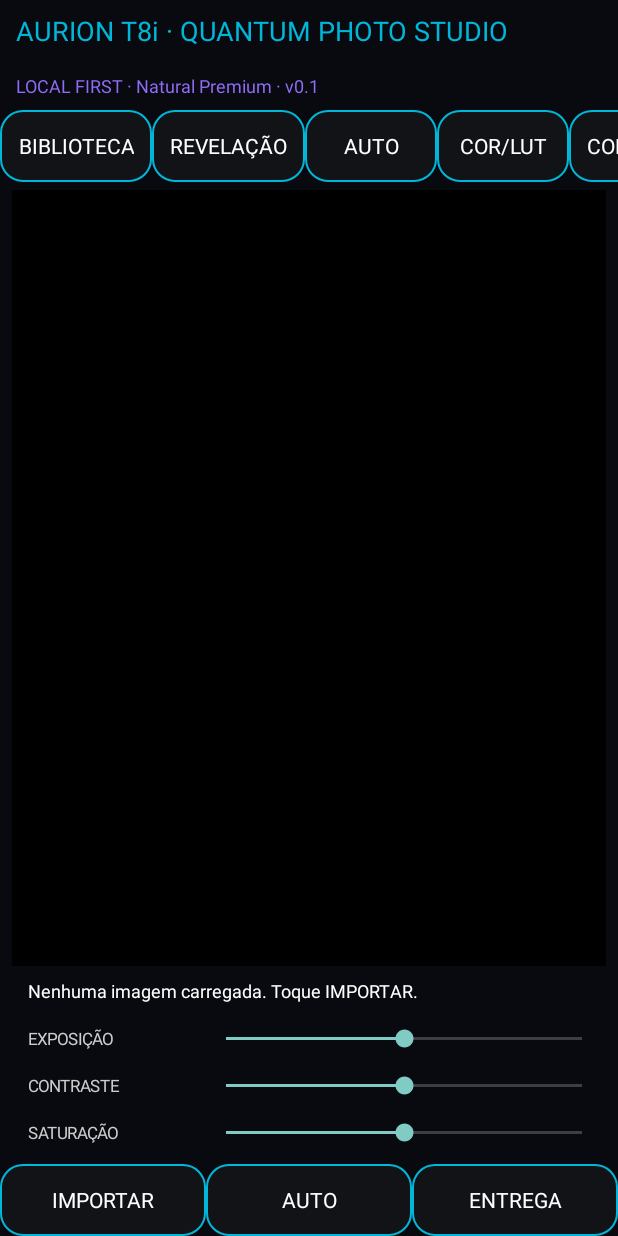
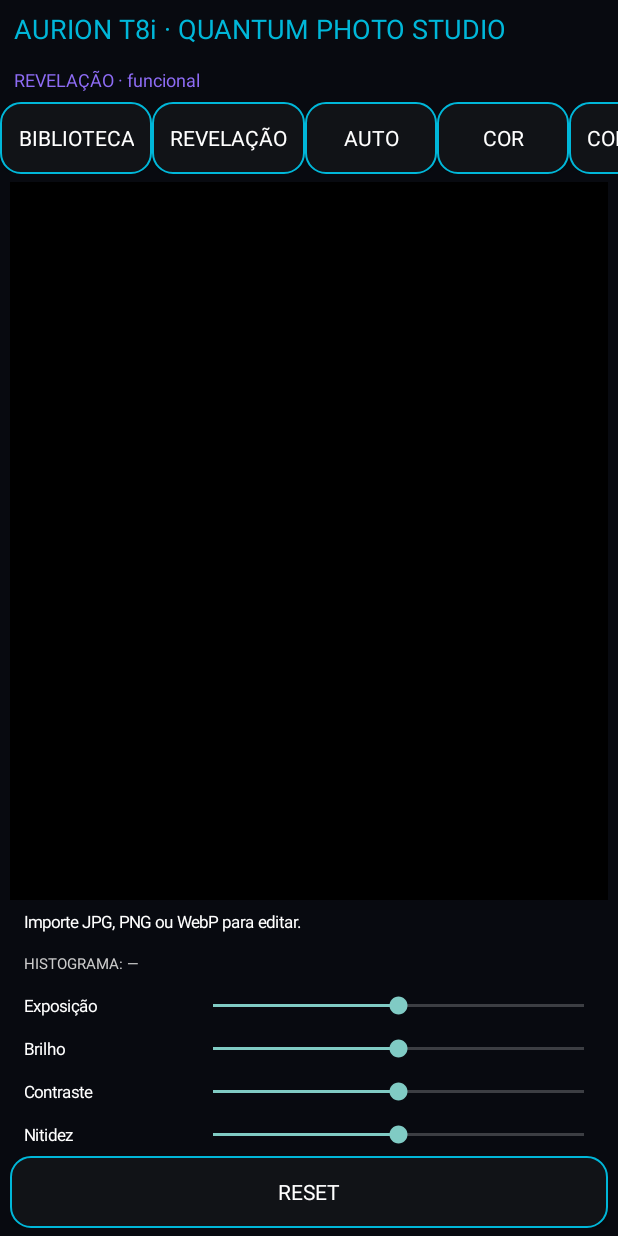
Before and after one commit to cleitongoy-debug/AURION-ONE, an Android app: the screen it shows after launch (MainActivity), on a phone screen of 412 x 824 dp. Run offline under Robolectric (Android 15) with nearby library versions, the light colour scheme and no system bars.

Commit message:
AURION T8i v0.3: functional editor, histogram, auto and converter

```diff
--- a/aurion-t8i-android/app/src/main/java/com/digitalpen/auriont8i/MainActivity.java
+++ b/aurion-t8i-android/app/src/main/java/com/digitalpen/auriont8i/MainActivity.java
@@ -1,41 +1,42 @@
 package com.digitalpen.auriont8i;
 
-import android.app.*; import android.os.*; import android.content.*; import android.graphics.*; import android.graphics.drawable.*; import android.net.Uri; import android.provider.OpenableColumns; import android.database.Cursor; import android.view.*; import android.widget.*; import java.io.*; import java.util.*;
+import android.app.*;import android.os.*;import android.content.*;import android.graphics.*;import android.graphics.drawable.*;import android.net.Uri;import android.provider.OpenableColumns;import android.database.Cursor;import android.view.*;import android.widget.*;import java.io.*;import java.util.*;
 
-public class MainActivity extends Activity {
- LinearLayout root, body, controls; ImageView preview; TextView title,status,fileInfo; SeekBar exposure,contrast,saturation; Uri currentUri; Bitmap source, working;
- int cyan=Color.rgb(0,183,217), violet=Color.rgb(142,108,245), coral=Color.rgb(255,107,95), bg=Color.rgb(8,10,16), panel=Color.rgb(17,19,23);
- @Override public void onCreate(Bundle b){super.onCreate(b); build();}
- TextView txt(String s,int sp){ TextView v=new TextView(this); v.setText(s);v.setTextColor(Color.WHITE);v.setTextSize(sp);v.setPadding(16,12,16,12);return v;}
- Button btn(String s){Button b=new Button(this);b.setText(s);b.setTextColor(Color.WHITE);GradientDrawable g=new GradientDrawable();g.setColor(panel);g.setStroke(2,cyan);g.setCornerRadius(22);b.setBackground(g);return b;}
- void build(){
-  root=new LinearLayout(this);root.setOrientation(LinearLayout.VERTICAL);root.setBackgroundColor(bg);setContentView(root);
-  title=txt("AURION T8i · QUANTUM PHOTO STUDIO",18);title.setTextColor(cyan);root.addView(title);
-  status=txt("LOCAL FIRST · Natural Premium · v0.1",12);status.setTextColor(violet);root.addView(status);
-  HorizontalScrollView nav=new HorizontalScrollView(this);LinearLayout row=new LinearLayout(this);row.setOrientation(LinearLayout.HORIZONTAL);
-  String[] tabs={"BIBLIOTECA","REVELAÇÃO","AUTO","COR/LUT","CONVERSOR","ENTREGA","AGENTE","LAB"};
-  for(String t:tabs){Button x=btn(t);x.setOnClickListener(v->status.setText(((Button)v).getText()+" · pronto para fluxo mobile"));row.addView(x);}
-  nav.addView(row);root.addView(nav,new LinearLayout.LayoutParams(-1,-2));
-  body=new LinearLayout(this);body.setOrientation(LinearLayout.VERTICAL);body.setPadding(12,8,12,8);root.addView(body,new LinearLayout.LayoutParams(-1,0,1));
-  preview=new ImageView(this);preview.setBackgroundColor(Color.BLACK);preview.setScaleType(ImageView.ScaleType.FIT_CENTER);body.addView(preview,new LinearLayout.LayoutParams(-1,0,1));
-  fileInfo=txt("Nenhuma imagem carregada. Toque IMPORTAR.",12);body.addView(fileInfo);
-  controls=new LinearLayout(this);controls.setOrientation(LinearLayout.VERTICAL);body.addView(controls);
-  addSlider("EXPOSIÇÃO", exposure=new SeekBar(this),50); addSlider("CONTRASTE",contrast=new SeekBar(this),50); addSlider("SATURAÇÃO",saturation=new SeekBar(this),50);
-  SeekBar.OnSeekBarChangeListener l=new SeekBar.OnSeekBarChangeListener(){public void onProgressChanged(SeekBar s,int p,boolean f){render();}public void onStartTrackingTouch(SeekBar s){}public void onStopTrackingTouch(SeekBar s){}}; exposure.setOnSeekBarChangeListener(l);contrast.setOnSeekBarChangeListener(l);saturation.setOnSeekBarChangeListener(l);
-  LinearLayout actions=new LinearLayout(this);actions.setOrientation(LinearLayout.HORIZONTAL);
-  Button imp=btn("IMPORTAR");imp.setOnClickListener(v->pick());actions.addView(imp,new LinearLayout.LayoutParams(0,-2,1));
-  Button auto=btn("AUTO");auto.setOnClickListener(v->{exposure.setProgress(52);contrast.setProgress(56);saturation.setProgress(53);render();status.setText("AUTO conservador aplicado · não destrutivo");});actions.addView(auto,new LinearLayout.LayoutParams(0,-2,1));
-  Button exp=btn("ENTREGA");exp.setOnClickListener(v->saveDialog());actions.addView(exp,new LinearLayout.LayoutParams(0,-2,1));
-  root.addView(actions);
+public class MainActivity extends Activity{
+ LinearLayout root,content,tools;ImageView preview;TextView status,info,hist;Uri current;Bitmap source;int cyan=Color.rgb(0,183,217),violet=Color.rgb(142,108,245),bg=Color.rgb(8,10,16),panel=Color.rgb(17,19,23);int pending=0;HashMap<String,Integer> vals=new HashMap<>();
+ String active="REVELAÇÃO";
+ public void onCreate(Bundle b){super.onCreate(b);for(String k:new String[]{"exposure","contrast","sat","temp","tint","bright","sharp"})vals.put(k,50);build();}
+ TextView t(String s,int z){TextView v=new TextView(this);v.setText(s);v.setTextColor(Color.WHITE);v.setTextSize(z);v.setPadding(14,10,14,10);return v;}
+ Button b(String s){Button x=new Button(this);x.setText(s);x.setTextColor(Color.WHITE);GradientDrawable g=new GradientDrawable();g.setColor(panel);g.setStroke(2,cyan);g.setCornerRadius(20);x.setBackground(g);return x;}
+ void build(){root=new LinearLayout(this);root.setOrientation(LinearLayout.VERTICAL);root.setBackgroundColor(bg);setContentView(root);
+ TextView h=t("AURION T8i · QUANTUM PHOTO STUDIO",18);h.setTextColor(cyan);root.addView(h);status=t("v0.3 · EDITOR LOCAL",12);status.setTextColor(violet);root.addView(status);
+ HorizontalScrollView hs=new HorizontalScrollView(this);LinearLayout nav=new LinearLayout(this);String[] ns={"BIBLIOTECA","REVELAÇÃO","AUTO","COR","CONVERSOR","ENTREGA","LAB"};
+ for(String n:ns){Button x=b(n);x.setOnClickListener(v->open(((Button)v).getText().toString()));nav.addView(x);}hs.addView(nav);root.addView(hs);
+ content=new LinearLayout(this);content.setOrientation(LinearLayout.VERTICAL);content.setPadding(10,8,10,8);root.addView(content,new LinearLayout.LayoutParams(-1,0,1));
+ preview=new ImageView(this);preview.setBackgroundColor(Color.BLACK);preview.setScaleType(ImageView.ScaleType.FIT_CENTER);content.addView(preview,new LinearLayout.LayoutParams(-1,0,1));
+ info=t("Importe JPG, PNG ou WebP para editar.",11);content.addView(info);hist=t("HISTOGRAMA: —",10);hist.setTextColor(Color.LTGRAY);content.addView(hist);
+ tools=new LinearLayout(this);tools.setOrientation(LinearLayout.VERTICAL);content.addView(tools);open("REVELAÇÃO");}
+ void open(String n){active=n;tools.removeAllViews();status.setText(n+" · funcional");
+ if(n.equals("BIBLIOTECA")){Button x=b("IMPORTAR ARQUIVO");x.setOnClickListener(v->pick());tools.addView(x);}
+ else if(n.equals("REVELAÇÃO")){slider("Exposição","exposure");slider("Brilho","bright");slider("Contraste","contrast");slider("Nitidez","sharp");Button r=b("RESET");r.setOnClickListener(v->reset());tools.addView(r);}
+ else if(n.equals("COR")){slider("Temperatura","temp");slider("Matiz","tint");slider("Saturação","sat");}
+ else if(n.equals("AUTO")){Button x=b("ANALISAR E APLICAR AUTO");x.setOnClickListener(v->auto());tools.addView(x);}
+ else if(n.equals("CONVERSOR")){Button j=b("CONVERTER → JPEG");j.setOnClickListener(v->save(0));tools.addView(j);Button p=b("CONVERTER → PNG");p.setOnClickListener(v->save(1));tools.addView(p);Button w=b("CONVERTER → WEBP");w.setOnClickListener(v->save(2));tools.addView(w);}
+ else if(n.equals("ENTREGA")){Button x=b("EXPORTAR MASTER");x.setOnClickListener(v->chooseMaster());tools.addView(x);}
+ else if(n.equals("LAB")){TextView q=t(source==null?"Sem imagem carregada.":"Imagem: "+source.getWidth()+"×"+source.getHeight()+"\nMemória bitmap: "+source.getByteCount()/1024+" KB\nEngine: Android Bitmap/Canvas\nProcessamento: local/offline",12);tools.addView(q);}
  }
- void addSlider(String n,SeekBar s,int p){LinearLayout r=new LinearLayout(this);r.setGravity(Gravity.CENTER_VERTICAL);TextView t=txt(n,11);t.setTextColor(Color.LTGRAY);r.addView(t,new LinearLayout.LayoutParams(0,-2,.32f));s.setMax(100);s.setProgress(p);r.addView(s,new LinearLayout.LayoutParams(0,-2,.68f));controls.addView(r);}
- void pick(){Intent i=new Intent(Intent.ACTION_OPEN_DOCUMENT);i.addCategory(Intent.CATEGORY_OPENABLE);i.setType("image/*");i.putExtra(Intent.EXTRA_MIME_TYPES,new String[]{"image/*","application/octet-stream"});startActivityForResult(i,42);}
- @Override protected void onActivityResult(int r,int c,Intent d){super.onActivityResult(r,c,d);if(c!=RESULT_OK||d==null)return;if(r==42){currentUri=d.getData();try{getContentResolver().takePersistableUriPermission(currentUri,Intent.FLAG_GRANT_READ_URI_PERMISSION);}catch(Exception e){}load();}else if(r==77){exportTo(d.getData());}}
- void load(){try(InputStream in=getContentResolver().openInputStream(currentUri)){source=BitmapFactory.decodeStream(in);if(source==null){fileInfo.setText(name(currentUri)+" · formato detectado, preview nativo indisponível nesta build");status.setText("Arquivo preservado · RAW/codec avançado entra no próximo núcleo");return;} fileInfo.setText(name(currentUri)+" · "+source.getWidth()+"×"+source.getHeight());render();}catch(Exception e){status.setText("Falha ao abrir: "+e.getMessage());}}
- String name(Uri u){try(Cursor c=getContentResolver().query(u,null,null,null,null)){if(c!=null&&c.moveToFirst()){int i=c.getColumnIndex(OpenableColumns.DISPLAY_NAME);if(i>=0)return c.getString(i);}}catch(Exception e){}return "imagem";}
- void render(){if(source==null)return;float ev=(exposure.getProgress()-50)/50f;float con=(contrast.getProgress()-50)/50f;float sat=saturation.getProgress()/50f;float scale=(float)Math.pow(2,ev);float c=con+1f;float t=128f*(1f-c);ColorMatrix m=new ColorMatrix(new float[]{scale*c,0,0,0,t,0,scale*c,0,0,t,0,0,scale*c,0,t,0,0,0,1,0});ColorMatrix sm=new ColorMatrix();sm.setSaturation(sat);m.postConcat(sm);preview.setImageBitmap(source);preview.setColorFilter(new android.graphics.ColorMatrixColorFilter(m));}
- void saveDialog(){if(source==null){status.setText("Importe uma imagem primeiro.");return;} final String[] o={"JPEG · qualidade máxima","PNG · sem perdas","WEBP · qualidade máxima"};new AlertDialog.Builder(this).setTitle("ENTREGA MASTER").setItems(o,(d,w)->create(w)).show();}
- void create(int type){String mime=type==1?"image/png":type==2?"image/webp":"image/jpeg";String ext=type==1?".png":type==2?".webp":".jpg";Intent i=new Intent(Intent.ACTION_CREATE_DOCUMENT);i.addCategory(Intent.CATEGORY_OPENABLE);i.setType(mime);i.putExtra(Intent.EXTRA_TITLE,"AURION_T8i_MASTER"+ext);pendingType=type;startActivityForResult(i,77);}
- int pendingType=0;
- Bitmap rendered(){if(source==null)return null;Bitmap out=Bitmap.createBitmap(source.getWidth(),source.getHeight(),Bitmap.Config.ARGB_8888);Canvas cv=new Canvas(out);float ev=(exposure.getProgress()-50)/50f;float con=(contrast.getProgress()-50)/50f;float sat=saturation.getProgress()/50f;float scale=(float)Math.pow(2,ev);float cc=con+1f;float t=128f*(1f-cc);ColorMatrix m=new ColorMatrix(new float[]{scale*cc,0,0,0,t,0,scale*cc,0,0,t,0,0,scale*cc,0,t,0,0,0,1,0});ColorMatrix sm=new ColorMatrix();sm.setSaturation(sat);m.postConcat(sm);Paint p=new Paint(Paint.ANTI_ALIAS_FLAG|Paint.FILTER_BITMAP_FLAG);p.setColorFilter(new android.graphics.ColorMatrixColorFilter(m));cv.drawBitmap(source,0,0,p);return out;} void exportTo(Uri u){Bitmap out=rendered();if(out==null)return;try(OutputStream os=getContentResolver().openOutputStream(u)){Bitmap.CompressFormat f=pendingType==1?Bitmap.CompressFormat.PNG:pendingType==2?Bitmap.CompressFormat.WEBP_LOSSLESS:Bitmap.CompressFormat.JPEG;out.compress(f,100,os);status.setText("ENTREGA concluída · ajustes renderizados no arquivo");}catch(Exception e){status.setText("Erro na entrega: "+e.getMessage());}finally{if(out!=source)out.recycle();}}
- }
+ void slider(String label,String key){LinearLayout r=new LinearLayout(this);r.setGravity(Gravity.CENTER_VERTICAL);TextView l=t(label,11);r.addView(l,new LinearLayout.LayoutParams(0,-2,.3f));SeekBar s=new SeekBar(this);s.setMax(100);s.setProgress(vals.get(key));s.setOnSeekBarChangeListener(new SeekBar.OnSeekBarChangeListener(){public void onProgressChanged(SeekBar z,int p,boolean f){vals.put(key,p);render();}public void onStartTrackingTouch(SeekBar z){}public void onStopTrackingTouch(SeekBar z){}});r.addView(s,new LinearLayout.LayoutParams(0,-2,.7f));tools.addView(r);}
+ void reset(){for(String k:vals.keySet())vals.put(k,50);open(active);render();status.setText("Ajustes zerados");}
+ void pick(){Intent i=new Intent(Intent.ACTION_OPEN_DOCUMENT);i.addCategory(Intent.CATEGORY_OPENABLE);i.setType("image/*");startActivityForResult(i,10);}
+ protected void onActivityResult(int r,int c,Intent d){super.onActivityResult(r,c,d);if(c!=RESULT_OK||d==null)return;if(r==10){current=d.getData();load();}else if(r==20)export(d.getData());}
+ String name(Uri u){try(Cursor c=getContentResolver().query(u,null,null,null,null)){if(c!=null&&c.moveToFirst()){int i=c.getColumnIndex(OpenableColumns.DISPLAY_NAME);if(i>=0)return c.getString(i);}}catch(Exception e){}return "foto";}
+ void load(){try(InputStream in=getContentResolver().openInputStream(current)){source=BitmapFactory.decodeStream(in);if(source==null){status.setText("Formato sem decoder nesta build");return;}info.setText(name(current)+" · "+source.getWidth()+"×"+source.getHeight());render();calcHist();status.setText("Imagem carregada · edição não destrutiva");}catch(Exception e){status.setText("Erro: "+e.getMessage());}}
+ ColorMatrix matrix(){float ev=(vals.get("exposure")-50)/50f,br=(vals.get("bright")-50)*2f,co=(vals.get("contrast")-50)/50f+1f,sa=vals.get("sat")/50f,te=(vals.get("temp")-50)*1.5f,ti=(vals.get("tint")-50)*1.2f,sc=(float)Math.pow(2,ev),off=128*(1-co)+br;ColorMatrix m=new ColorMatrix(new float[]{sc*co,0,0,0,off+te+ti,0,sc*co,0,0,off-ti,0,0,sc*co,0,off-te+ti,0,0,0,1,0});ColorMatrix sm=new ColorMatrix();sm.setSaturation(sa);m.postConcat(sm);return m;}
+ void render(){if(source==null)return;preview.setImageBitmap(source);preview.setColorFilter(new ColorMatrixColorFilter(matrix()));}
+ Bitmap rendered(){if(source==null)return null;Bitmap o=Bitmap.createBitmap(source.getWidth(),source.getHeight(),Bitmap.Config.ARGB_8888);Canvas c=new Canvas(o);Paint p=new Paint(Paint.ANTI_ALIAS_FLAG|Paint.FILTER_BITMAP_FLAG);p.setColorFilter(new ColorMatrixColorFilter(matrix()));c.drawBitmap(source,0,0,p);int sh=vals.get("sharp")-50;if(sh>3){Paint edge=new Paint();edge.setAlpha(Math.min(80,sh));edge.setColorFilter(new ColorMatrixColorFilter(new ColorMatrix(new float[]{1.2f,0,0,0,-20,0,1.2f,0,0,-20,0,0,1.2f,0,-20,0,0,0,1,0})));c.drawBitmap(o,0,0,edge);}return o;}
+ void calcHist(){if(source==null)return;int[] bins=new int[16];int sx=Math.max(1,source.getWidth()/160),sy=Math.max(1,source.getHeight()/160);long sum=0,n=0;for(int y=0;y<source.getHeight();y+=sy)for(int x=0;x<source.getWidth();x+=sx){int c=source.getPixel(x,y),v=(Color.red(c)+Color.green(c)+Color.blue(c))/3;bins[Math.min(15,v/16)]++;sum+=v;n++;}StringBuilder s=new StringBuilder("HIST ");int mx=1;for(int v:bins)mx=Math.max(mx,v);String chars="▁▂▃▄▅▆▇█";for(int v:bins)s.append(chars.charAt(Math.min(7,v*8/mx)));s.append("  Luma ").append(n==0?0:sum/n);hist.setText(s.toString());}
+ void auto(){if(source==null){status.setText("Importe uma imagem primeiro");return;}int sx=Math.max(1,source.getWidth()/100),sy=Math.max(1,source.getHeight()/100);long sum=0,n=0;for(int y=0;y<source.getHeight();y+=sy)for(int x=0;x<source.getWidth();x+=sx){int c=source.getPixel(x,y);sum+=(Color.red(c)+Color.green(c)+Color.blue(c))/3;n++;}float mean=n==0?128:(float)sum/n;vals.put("exposure",Math.max(35,Math.min(65,50+Math.round((128-mean)/12))));vals.put("contrast",54);vals.put("sat",52);render();calcHist();status.setText("AUTO analisou luminância · ajustes conservadores aplicados");}
+ void chooseMaster(){if(source==null){status.setText("Importe uma imagem primeiro");return;}final String[] a={"JPEG 100%","PNG lossless","WEBP lossless"};new AlertDialog.Builder(this).setTitle("ENTREGA MASTER").setItems(a,(d,w)->save(w)).show();}
+ void save(int type){if(source==null){status.setText("Importe uma imagem primeiro");return;}pending=type;String mime=type==1?"image/png":type==2?"image/webp":"image/jpeg",ext=type==1?".png":type==2?".webp":".jpg";Intent i=new Intent(Intent.ACTION_CREATE_DOCUMENT);i.addCategory(Intent.CATEGORY_OPENABLE);i.setType(mime);i.putExtra(Intent.EXTRA_TITLE,"AURION_"+System.currentTimeMillis()+ext);startActivityForResult(i,20);}
+ void export(Uri u){Bitmap o=rendered();try(OutputStream os=getContentResolver().openOutputStream(u)){Bitmap.CompressFormat f=pending==1?Bitmap.CompressFormat.PNG:pending==2?Bitmap.CompressFormat.WEBP_LOSSLESS:Bitmap.CompressFormat.JPEG;if(o.compress(f,100,os))status.setText("Arquivo convertido/exportado com sucesso");else status.setText("Falha no codec");}catch(Exception e){status.setText("Erro: "+e.getMessage());}finally{if(o!=null)o.recycle();}}
+}
```
